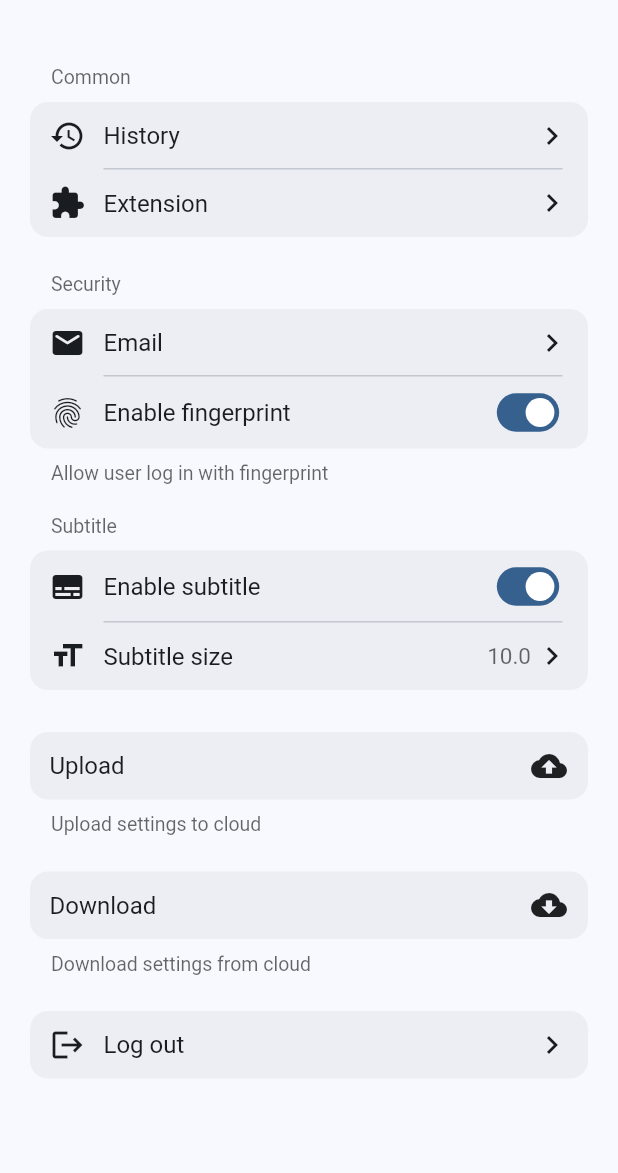
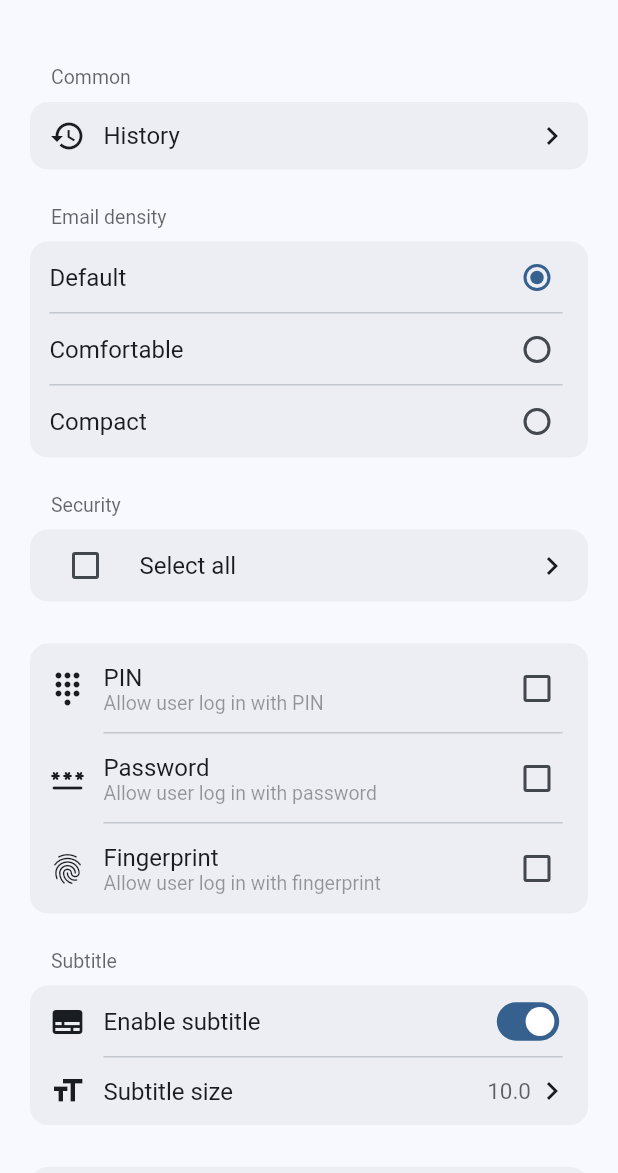
Before and after one commit to ErBWs/card-settings-ui, a Flutter app: the screen it shows after launch, on a phone screen of 412 x 824 dp, the part 63-1236 px from its top. Run offline on Flutter 3.47's test engine with Material 3 defaults, Android fonts, the phone set to English and light mode, and no system bars.

Commit message:
update example

```diff
--- a/example/lib/main.dart
+++ b/example/lib/main.dart
@@ -19,6 +19,7 @@ class MyApp extends StatelessWidget {
         colorScheme: ColorScheme.fromSeed(
             seedColor: Colors.blue, brightness: Brightness.dark),
       ),
+      debugShowCheckedModeBanner: false,
       home: const SettingsPage(),
     );
   }
@@ -33,8 +34,21 @@ class SettingsPage extends StatefulWidget {
 
 class _SettingsPageState extends State<SettingsPage> {
   bool isEnabled = true;
-  bool useFingerprint = true;
+  bool? selectAll = false;
+  List<bool?> securityItem = [false, false, false];
+
+  void updateSelectAll() {
+    if (securityItem.every((item) => item == true)) {
+      selectAll = true;
+    } else if (securityItem.every((item) => item == false)) {
+      selectAll = false;
+    } else {
+      selectAll = null;
+    }
+  }
+
   double size = 10.0;
+  String density = densityList[0];
 
   @override
   Widget build(BuildContext context) {
@@ -56,32 +70,83 @@ class _SettingsPageState extends State<SettingsPage> {
                     leading: Icon(Icons.history),
                     title: Text('History'),
                   ),
+                ],
+              ),
+              SettingsSection(
+                title: Text('Email density'),
+                tiles: densityList
+                    .map((e) => SettingsTile<String>.radioTile(
+                          title: Text(e),
+                          radioValue: e,
+                          groupValue: density,
+                          onChanged: (String? value) {
+                            if (value != null) {
+                              setState(() {
+                                density = value;
+                              });
+                            }
+                          },
+                        ))
+                    .toList(),
+              ),
+              SettingsSection(
+                title: Text('Security'),
+                tiles: <SettingsTile>[
                   SettingsTile.navigation(
-                    onPressed: (_) =>
-                        showToast(context, 'Navigate to extension page'),
-                    leading: Icon(Icons.extension),
-                    title: Text('Extension'),
+                    onPressed: (_) => showToast(
+                        context, 'Click checkbox in front to select all'),
+                    leading: Checkbox(
+                      value: selectAll,
+                      onChanged: (_) {
+                        if (selectAll == null || selectAll == true) {
+                          selectAll = false;
+                          securityItem.fillRange(0, securityItem.length, false);
+                        } else {
+                          selectAll = true;
+                          securityItem.fillRange(0, securityItem.length, true);
+                        }
+                        setState(() {});
+                      },
+                      tristate: true,
+                    ),
+                    title: Text('Select all'),
                   ),
                 ],
               ),
               SettingsSection(
-                title: Text('Security'),
-                bottomInfo: Text('Allow user log in with fingerprint'),
                 tiles: <SettingsTile>[
-                  SettingsTile.navigation(
-                    onPressed: (_) =>
-                        showToast(context, 'Navigate to email editing page'),
-                    leading: Icon(Icons.email_rounded),
-                    title: Text('Email'),
-                  ),
-                  SettingsTile.switchTile(
+                  SettingsTile.checkboxTile(
                     onToggle: (value) {
-                      useFingerprint = value ?? !useFingerprint;
+                      securityItem[0] = value ?? !securityItem[0]!;
+                      updateSelectAll();
                       setState(() {});
                     },
-                    initialValue: useFingerprint,
+                    initialValue: securityItem[0],
+                    leading: Icon(Icons.dialpad),
+                    title: Text('PIN'),
+                    description: Text('Allow user log in with PIN'),
+                  ),
+                  SettingsTile.checkboxTile(
+                    onToggle: (value) {
+                      securityItem[1] = value ?? !securityItem[1]!;
+                      updateSelectAll();
+                      setState(() {});
+                    },
+                    initialValue: securityItem[1],
+                    leading: Icon(Icons.password_rounded),
+                    title: Text('Password'),
+                    description: Text('Allow user log in with password'),
+                  ),
+                  SettingsTile.checkboxTile(
+                    onToggle: (value) {
+                      securityItem[2] = value ?? !securityItem[2]!;
+                      updateSelectAll();
+                      setState(() {});
+                    },
+                    initialValue: securityItem[2],
                     leading: Icon(Icons.fingerprint),
-                    title: Text('Enable fingerprint'),
+                    title: Text('Fingerprint'),
+                    description: Text('Allow user log in with fingerprint'),
                   ),
                 ],
               ),
@@ -113,28 +178,6 @@ class _SettingsPageState extends State<SettingsPage> {
                     onPressed: (_) => showToast(context, 'Upload successfully'),
                     title: Text('Upload'),
                     trailing: Icon(Icons.cloud_upload_rounded),
-                  ),
-                ],
-              ),
-              SettingsSection(
-                bottomInfo: Text('Download settings from cloud'),
-                tiles: <SettingsTile>[
-                  SettingsTile(
-                    onPressed: (_) {
-                      showToast(context, 'Download successfully');
-                    },
-                    title: Text('Download'),
-                    trailing: Icon(Icons.cloud_download_rounded),
-                  ),
-                ],
-              ),
-              SettingsSection(
-                tiles: <SettingsTile>[
-                  SettingsTile.navigation(
-                    onPressed: (_) =>
-                        showToast(context, 'Log out successfully'),
-                    leading: Icon(Icons.logout),
-                    title: Text('Log out'),
                   ),
                 ],
               ),
@@ -215,3 +258,9 @@ final List<double> subtitleSize = [
   14.0,
   15.0,
 ];
+
+const List<String> densityList = [
+  'Default',
+  'Comfortable',
+  'Compact',
+];
```
Also changed, not shown: assets/demo.png.
